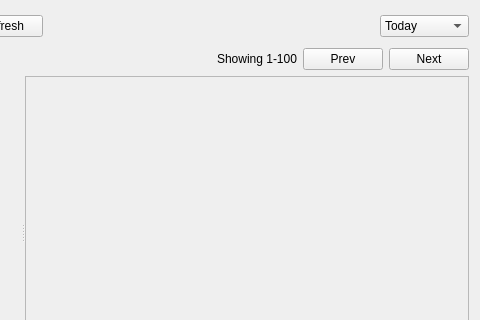
Old version of the form retroshare-gui/src/gui/Posted/PostedListDialog.ui in the repository RetroShare/RetroShare; both pictures show x 312 to 792 and y 0 to 320 of the 792 by 426 pixel window.
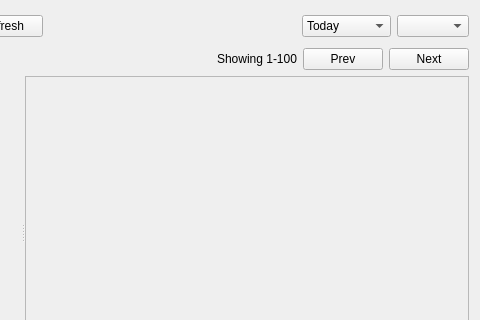
New version of the form. Custom widgets are drawn as their Qt base class.

Patch:
```diff
--- a/retroshare-gui/src/gui/Posted/PostedListDialog.ui
+++ b/retroshare-gui/src/gui/Posted/PostedListDialog.ui
@@ -122,6 +122,9 @@
        </item>
       </widget>
      </item>
+     <item>
+      <widget class="GxsIdChooser" name="idChooser"/>
+     </item>
     </layout>
    </item>
    <item>
@@ -241,6 +244,11 @@
   </layout>
  </widget>
  <customwidgets>
+  <customwidget>
+   <class>GxsIdChooser</class>
+   <extends>QComboBox</extends>
+   <header>gui/gxs/GxsIdChooser.h</header>
+  </customwidget>
   <customwidget>
    <class>GroupTreeWidget</class>
    <extends>QWidget</extends>
```
Left out of the diff: 4 changed lines with no effect on the pictures.
